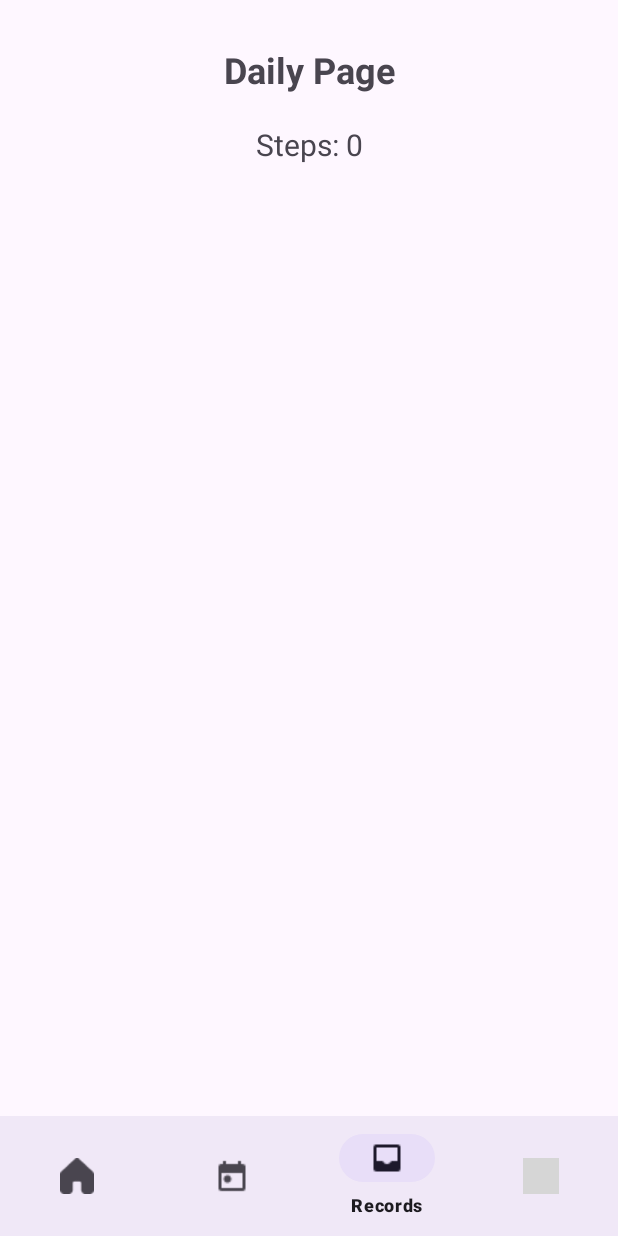
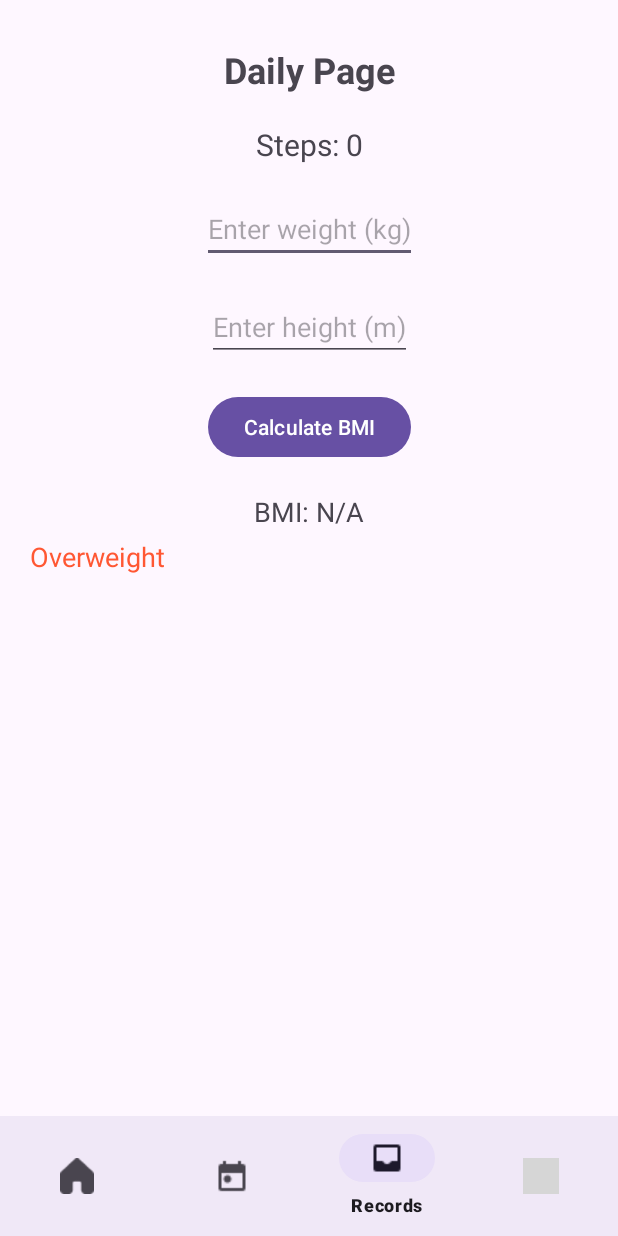
Before and after one commit to ishaanagarwal11/Regimony, an Android app: the Daily screen opened directly, with no data from a screen before it, on a phone screen of 412 x 824 dp. Run offline under Robolectric (Android 15) with nearby library versions, the light colour scheme and no system bars; grey boxes are pictures that could not be loaded.

Commit message:
bmi calculator
done

```diff
--- a/app/src/main/java/com/pe5/regimony/Daily.java
+++ b/app/src/main/java/com/pe5/regimony/Daily.java
@@ -10,6 +10,9 @@ import android.hardware.SensorEventListener;
 import android.hardware.SensorManager;
 import android.os.Build;
 import android.os.Bundle;
+import android.text.TextUtils;
+import android.widget.Button;
+import android.widget.EditText;
 import android.widget.TextView;
 import android.widget.Toast;
 
@@ -17,8 +20,8 @@ import androidx.annotation.NonNull;
 import androidx.appcompat.app.AppCompatActivity;
 import androidx.core.app.ActivityCompat;
 import androidx.core.content.ContextCompat;
+
 import com.google.android.material.bottomnavigation.BottomNavigationView;
-
 
 public class Daily extends AppCompatActivity implements SensorEventListener {
 
@@ -26,15 +29,29 @@ public class Daily extends AppCompatActivity implements SensorEventListener {
     private SensorManager sensorManager;
     private Sensor stepCounterSensor;
     private TextView stepCountTextView;
-    private int totalSteps = 0;
     private int previousTotalSteps = 0;
+
+    // Variables for BMI calculation
+    private EditText weightInput, heightInput;
+    private TextView bmiResultTextView, bmiCategoryTextView;
 
     @Override
     protected void onCreate(Bundle savedInstanceState) {
         super.onCreate(savedInstanceState);
         setContentView(R.layout.activity_daily);
 
+        // Initialize step count display
         stepCountTextView = findViewById(R.id.stepCountTextView);
+
+        // Initialize views for BMI calculation
+        weightInput = findViewById(R.id.weightInput);
+        heightInput = findViewById(R.id.heightInput);
+        bmiResultTextView = findViewById(R.id.bmiResultTextView);
+        bmiCategoryTextView = findViewById(R.id.bmiCategoryTextView);
+        Button calculateBmiButton = findViewById(R.id.calculateBmiButton);
+
+        // Handle BMI calculation on button click
+        calculateBmiButton.setOnClickListener(v -> calculateBMI());
 
         // Check and request permission for physical activity
         if (Build.VERSION.SDK_INT >= Build.VERSION_CODES.Q) {
@@ -47,12 +64,8 @@ public class Daily extends AppCompatActivity implements SensorEventListener {
             startStepCounter(); // No permission required for versions below Android 10
         }
 
-        // Setup BottomNavigationView...
-        // Your existing bottom navigation code here.
         // Setup BottomNavigationView
         BottomNavigationView bottomNavigationView = findViewById(R.id.bottom_navigation);
-
-        // Set the selected item to records
         bottomNavigationView.setSelectedItemId(R.id.navigation_records);
 
         bottomNavigationView.setOnNavigationItemSelectedListener(item -> {
@@ -80,7 +93,6 @@ public class Daily extends AppCompatActivity implements SensorEventListener {
 
             return false;
         });
-
     }
 
     // Start the step counter sensor
@@ -145,4 +157,53 @@ public class Daily extends AppCompatActivity implements SensorEventListener {
             }
         }
     }
+
+    // Method to calculate BMI
+    private void calculateBMI() {
+        String weightStr = weightInput.getText().toString();
+        String heightStr = heightInput.getText().toString();
+
+        // Check if weight and height inputs are not empty
+        if (TextUtils.isEmpty(weightStr) || TextUtils.isEmpty(heightStr)) {
+            Toast.makeText(Daily.this, "Please enter both weight and height", Toast.LENGTH_SHORT).show();
+            return;
+        }
+
+        try {
+            // Parse the inputs to float
+            float weight = Float.parseFloat(weightStr);
+            float height = Float.parseFloat(heightStr);
+
+            // Validate inputs
+            if (weight <= 0 || height <= 0) {
+                Toast.makeText(Daily.this, "Weight and height must be positive numbers", Toast.LENGTH_SHORT).show();
+                return;
+            }
+
+            // BMI Calculation: BMI = weight (kg) / (height (m) * height (m))
+            float bmi = weight / (height * height);
+
+            // Display the BMI result
+            bmiResultTextView.setText(String.format("BMI: %.2f", bmi));
+
+            // Determine the BMI category
+            String bmiCategory;
+            if (bmi < 18.5) {
+                bmiCategory = "Underweight";
+            } else if (bmi >= 18.5 && bmi <= 24.9) {
+                bmiCategory = "Normal weight";
+            } else if (bmi >= 25 && bmi <= 29.9) {
+                bmiCategory = "Overweight";
+            } else {
+                bmiCategory = "Obesity";
+            }
+
+            // Set the BMI category in the TextView
+            bmiCategoryTextView.setText(bmiCategory);
+
+        } catch (NumberFormatException e) {
+            // Handle number format exception
+            Toast.makeText(Daily.this, "Invalid input", Toast.LENGTH_SHORT).show();
+        }
+    }
 }
--- a/app/src/main/res/layout/activity_daily.xml
+++ b/app/src/main/res/layout/activity_daily.xml
@@ -33,6 +33,68 @@
         app:layout_constraintEnd_toEndOf="parent"
         android:layout_marginTop="20dp" />
 
+    <!-- Weight Input -->
+    <EditText
+        android:id="@+id/weightInput"
+        android:layout_width="wrap_content"
+        android:layout_height="wrap_content"
+        android:autofillHints="Enter weight (kg)"
+        android:hint="Enter weight (kg)"
+        android:inputType="numberDecimal"
+        app:layout_constraintTop_toBottomOf="@id/stepCountTextView"
+        app:layout_constraintStart_toStartOf="parent"
+        app:layout_constraintEnd_toEndOf="parent"
+        android:layout_marginTop="20dp" />
+
+    <!-- Height Input -->
+    <EditText
+        android:id="@+id/heightInput"
+        android:layout_width="wrap_content"
+        android:layout_height="wrap_content"
+        android:autofillHints="Enter height (m)"
+        android:hint="Enter height (m)"
+        android:inputType="numberDecimal"
+        app:layout_constraintTop_toBottomOf="@id/weightInput"
+        app:layout_constraintStart_toStartOf="parent"
+        app:layout_constraintEnd_toEndOf="parent"
+        android:layout_marginTop="20dp" />
+
+    <!-- BMI Calculation Button -->
+    <Button
+        android:id="@+id/calculateBmiButton"
+        android:layout_width="wrap_content"
+        android:layout_height="wrap_content"
+        android:text="Calculate BMI"
+        app:layout_constraintTop_toBottomOf="@id/heightInput"
+        app:layout_constraintStart_toStartOf="parent"
+        app:layout_constraintEnd_toEndOf="parent"
+        android:layout_marginTop="20dp" />
+
+    <!-- BMI Result Display -->
+    <TextView
+        android:id="@+id/bmiResultTextView"
+        android:layout_width="wrap_content"
+        android:layout_height="wrap_content"
+        android:text="BMI: N/A"
+        android:textSize="18sp"
+        app:layout_constraintTop_toBottomOf="@id/calculateBmiButton"
+        app:layout_constraintStart_toStartOf="parent"
+        app:layout_constraintEnd_toEndOf="parent"
+        android:layout_marginTop="20dp" />
+
+    <TextView
+        android:id="@+id/bmiCategoryTextView"
+        android:layout_width="wrap_content"
+        android:layout_height="wrap_content"
+        android:text="Overweight"
+        android:textSize="18sp"
+        android:textColor="#FF5733"
+        android:layout_marginTop="5dp"
+        app:layout_constraintTop_toBottomOf="@id/bmiResultTextView"
+        app:layout_constraintStart_toStartOf="parent"
+        android:layout_marginStart="20dp" />
+
+
     <!-- Bottom Navigation Bar -->
     <com.google.android.material.bottomnavigation.BottomNavigationView
         android:id="@+id/bottom_navigation"
```
Also changed, not shown: 2 other files.
